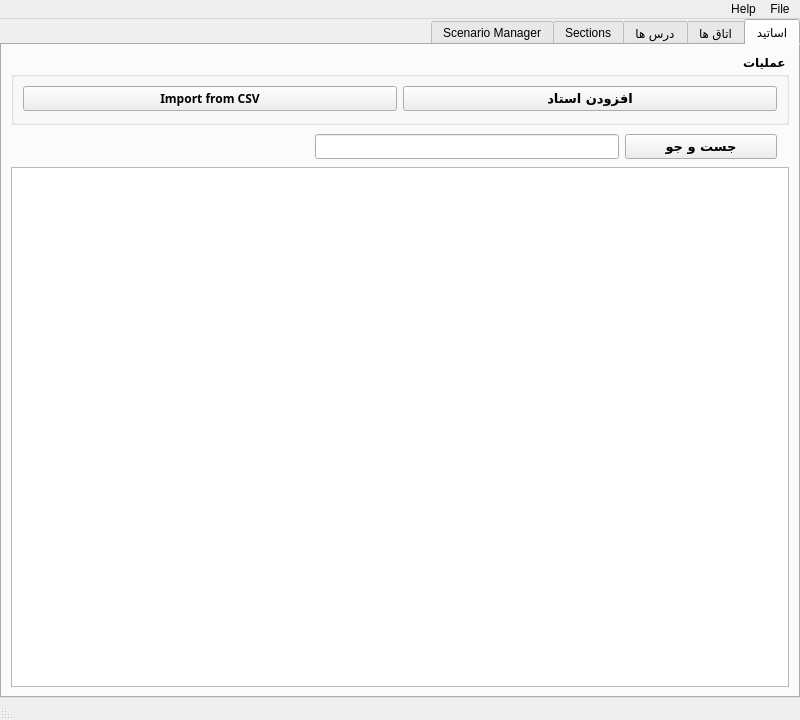
The window that qt_ui/main_2.ui (NeuralInsight/UniversityAutoClassScheduler) describes before a commit, drawn with Qt 5.
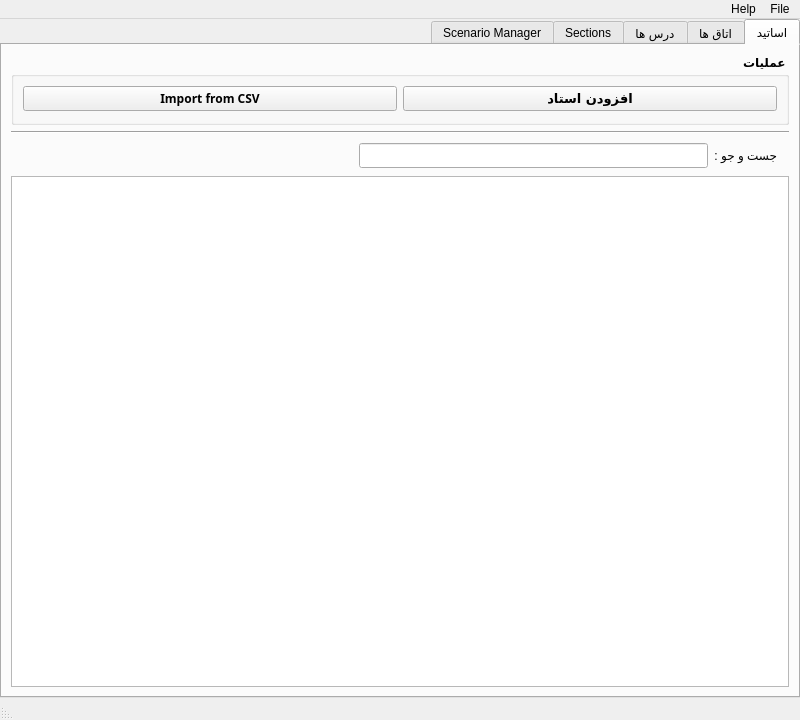
The same window after the commit. The open tabs and pages were chosen to show the change.

```diff
--- a/qt_ui/main_2.ui
+++ b/qt_ui/main_2.ui
@@ -134,7 +134,14 @@
          </widget>
         </item>
         <item>
-         <layout class="QHBoxLayout" name="horizontalLayout_16" stretch="1,2,2">
+         <widget class="Line" name="line">
+          <property name="orientation">
+           <enum>Qt::Horizontal</enum>
+          </property>
+         </widget>
+        </item>
+        <item>
+         <layout class="QHBoxLayout" name="horizontalLayout_16" stretch="0,2,2">
           <property name="leftMargin">
            <number>0</number>
           </property>
@@ -148,23 +155,9 @@
            <number>2</number>
           </property>
           <item>
-           <widget class="QPushButton" name="pushButton_4">
-            <property name="minimumSize">
-             <size>
-              <width>120</width>
-              <height>0</height>
-             </size>
-            </property>
-            <property name="font">
-             <font>
-              <family>Vazir FD-WOL</family>
-              <pointsize>10</pointsize>
-              <weight>75</weight>
-              <bold>true</bold>
-             </font>
-            </property>
+           <widget class="QLabel" name="label">
             <property name="text">
-             <string>جست و جو</string>
+             <string>جست و جو :</string>
             </property>
            </widget>
           </item>
```
Left out of the diff: 54 changed lines with no effect on the pictures.
